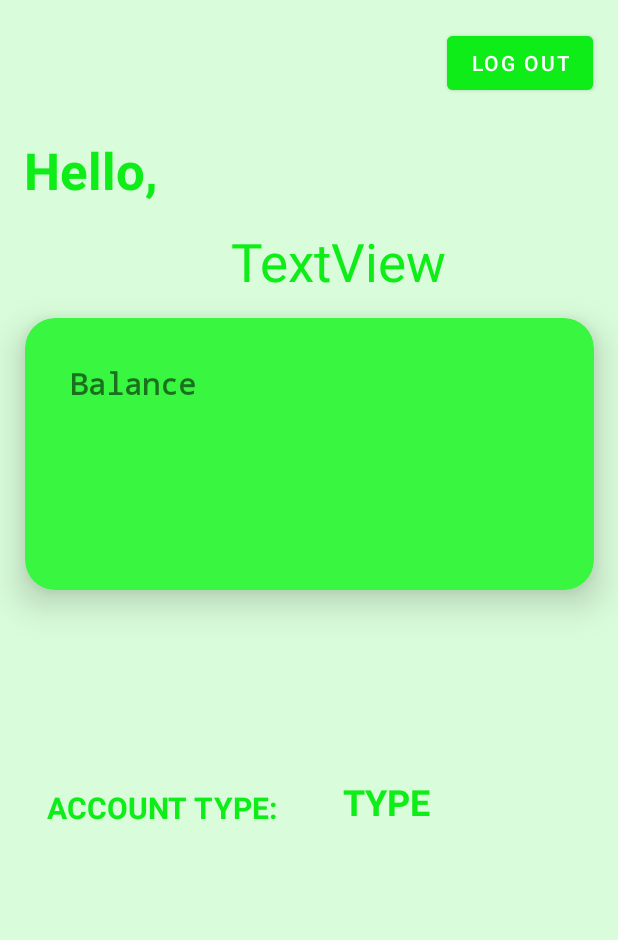
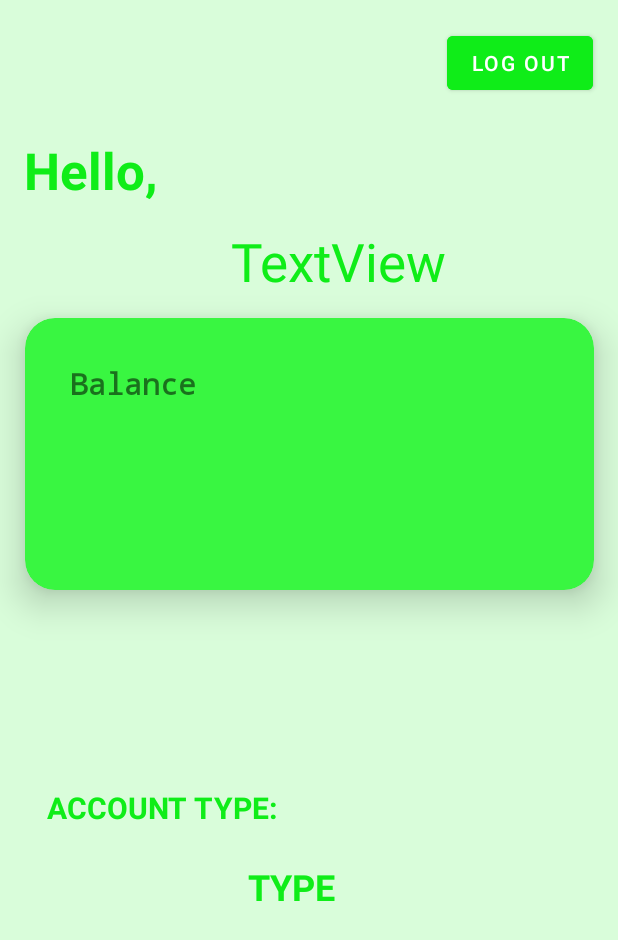
Before and after one commit to sampannap12/e-leap, an Android app: the layout fragment_dashbord.xml on its own in the app's theme, with its tools: preview values and no code run, on a phone screen of 412 x 824 dp. Shown: the top 940 px of the screen. Run offline under Robolectric (Android 15) with nearby library versions, the phone set to English and light mode, and no system bars.

```diff
--- a/code/app/src/main/res/layout/activity_main.xml
+++ b/code/app/src/main/res/layout/activity_main.xml
@@ -27,7 +27,9 @@
         app:layout_constraintTop_toTopOf="parent"
         app:layout_constraintVertical_bias="1.0"
         app:menu="@menu/bottom_nav"
-        app:itemIconSize="40dp"/>
+        app:itemIconSize="40dp"
+        app:itemIconTint="@color/black"
+        />
 
 
 </RelativeLayout>
--- a/code/app/src/main/res/layout/activity_register.xml
+++ b/code/app/src/main/res/layout/activity_register.xml
@@ -128,7 +128,7 @@
 
     <CheckBox
         android:id="@+id/checkBox"
-        android:layout_width="0dp"
+        android:layout_width="wrap_content"
         android:layout_height="wrap_content"
         android:layout_marginStart="16dp"
         android:layout_marginEnd="250dp"
--- a/code/app/src/main/res/layout/fragment_dashbord.xml
+++ b/code/app/src/main/res/layout/fragment_dashbord.xml
@@ -128,10 +128,10 @@
         android:textStyle="bold"
         app:layout_constraintBottom_toBottomOf="parent"
         app:layout_constraintEnd_toEndOf="parent"
-        app:layout_constraintHorizontal_bias="0.647"
+        app:layout_constraintHorizontal_bias="0.468"
         app:layout_constraintStart_toStartOf="parent"
         app:layout_constraintTop_toBottomOf="@+id/card_view"
-        app:layout_constraintVertical_bias="0.314" />
+        app:layout_constraintVertical_bias="0.456" />
 
 
 </androidx.constraintlayout.widget.ConstraintLayout>
--- a/code/app/src/main/res/menu/bottom_nav.xml
+++ b/code/app/src/main/res/menu/bottom_nav.xml
@@ -16,5 +16,5 @@
     <item
         android:id="@+id/Routes"
         android:title=""
-        android:icon="@drawable/routes"/>
+        android:icon="@drawable/routes" />
 </menu>
--- a/code/app/src/main/res/values/themes.xml
+++ b/code/app/src/main/res/values/themes.xml
@@ -2,7 +2,7 @@
     <!-- Base application theme. -->
     <style name="Theme.E_Leap_project" parent="Theme.MaterialComponents.DayNight.DarkActionBar">
         <!-- Primary brand color. -->
-        <item name="colorPrimary">@color/purple_500</item>
+        <item name="colorPrimary">#D9FDDA</item>
         <item name="colorPrimaryVariant">@color/purple_700</item>
         <item name="colorOnPrimary">@color/white</item>
         <!-- Secondary brand color. -->
@@ -11,6 +11,7 @@
         <item name="colorOnSecondary">@color/black</item>
         <!-- Status bar color. -->
         <item name="android:statusBarColor">?attr/colorPrimaryVariant</item>
+
         <!-- Customize your theme here. -->
     </style>
 </resources>
```
Also changed, not shown: code/app/src/main/java/com/nfclab/e_leap_project/Profile.java (+46 -36 lines).
